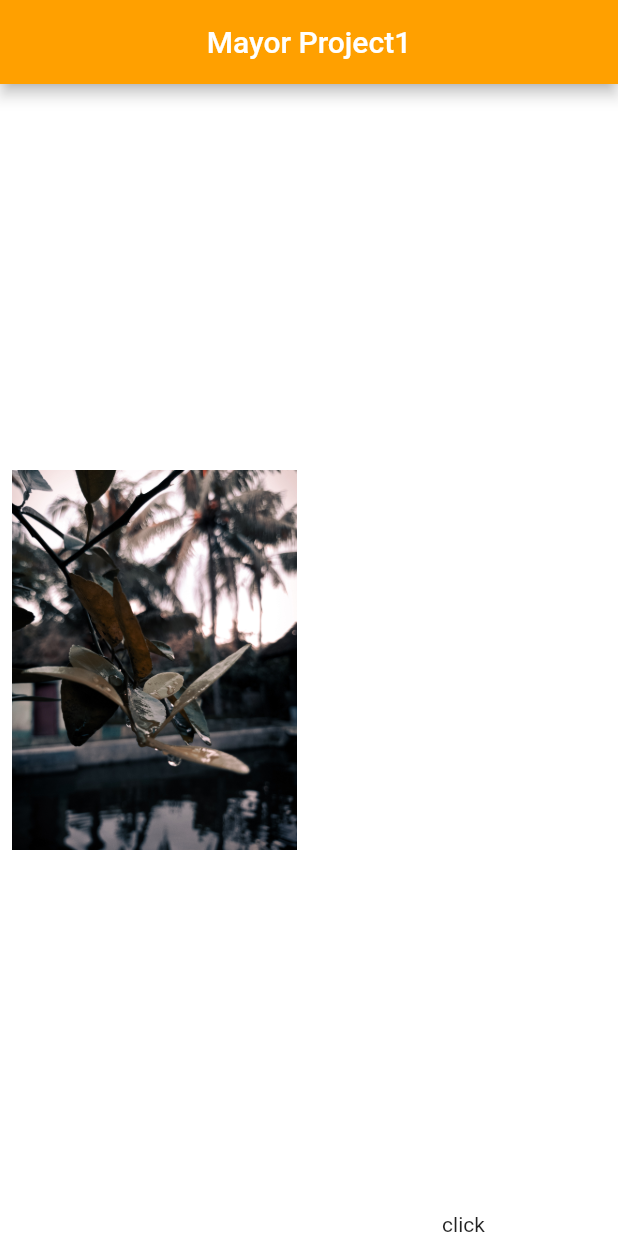
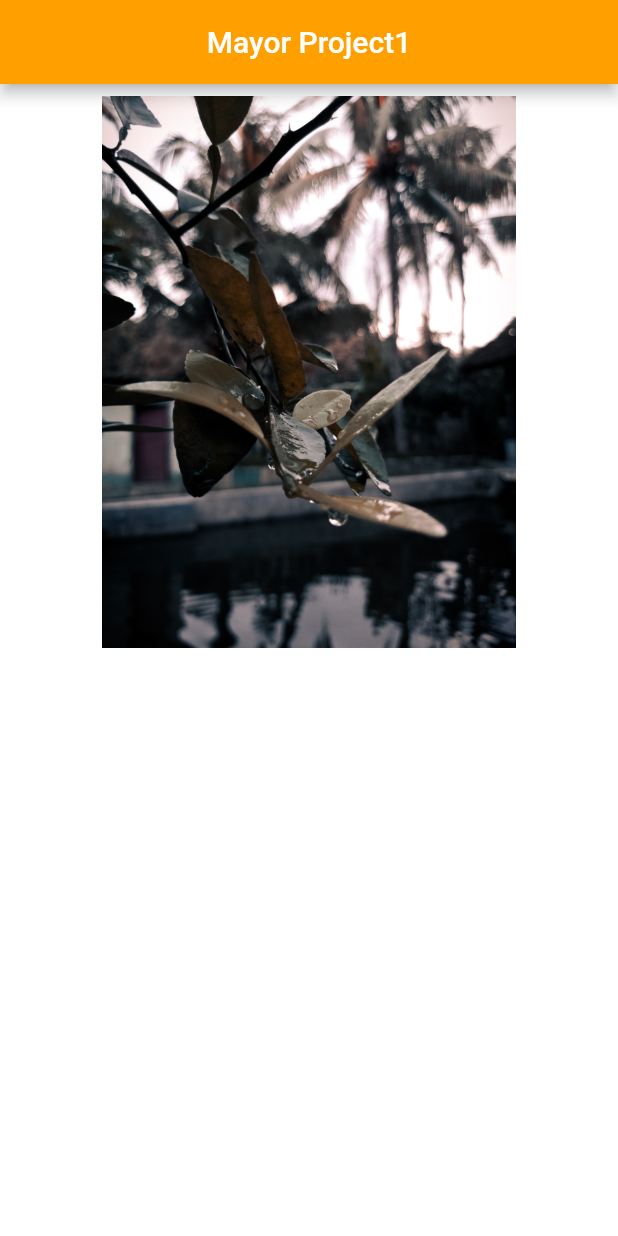
Before and after one commit to wildan190/tugasbesar1, a Flutter app: the screen it shows after launch, on a phone screen of 412 x 824 dp. Run offline on Flutter 3.47's test engine with Material 2 defaults, Android fonts, the phone set to English and light mode, and no system bars; missing offline and left inert: adobe_xd.

Commit message:
'master'

```diff
--- a/lib/main.dart
+++ b/lib/main.dart
@@ -51,7 +51,7 @@ class _Tugas1State extends State<Tugas1> {
   @override
   Widget build(BuildContext context) {
     return Center(
-        child: Row(children: [
+        child: Column(children: [
       Expanded(
         child: Padding(
           padding: const EdgeInsets.all(8.0),
@@ -65,15 +65,12 @@ class _Tugas1State extends State<Tugas1> {
           ),
         ),
       ),
-      Expanded(
-          child: GestureDetector(
-        child: Align(
-          alignment: Alignment.bottomCenter,
-          child: Text('click'),
+      Expanded(child: Align(
+        child: GestureDetector(
+          onTap: () {
+            acakGambar();
+          },
         ),
-        onTap: () {
-          acakGambar();
-        },
       ))
     ]));
   }
```
